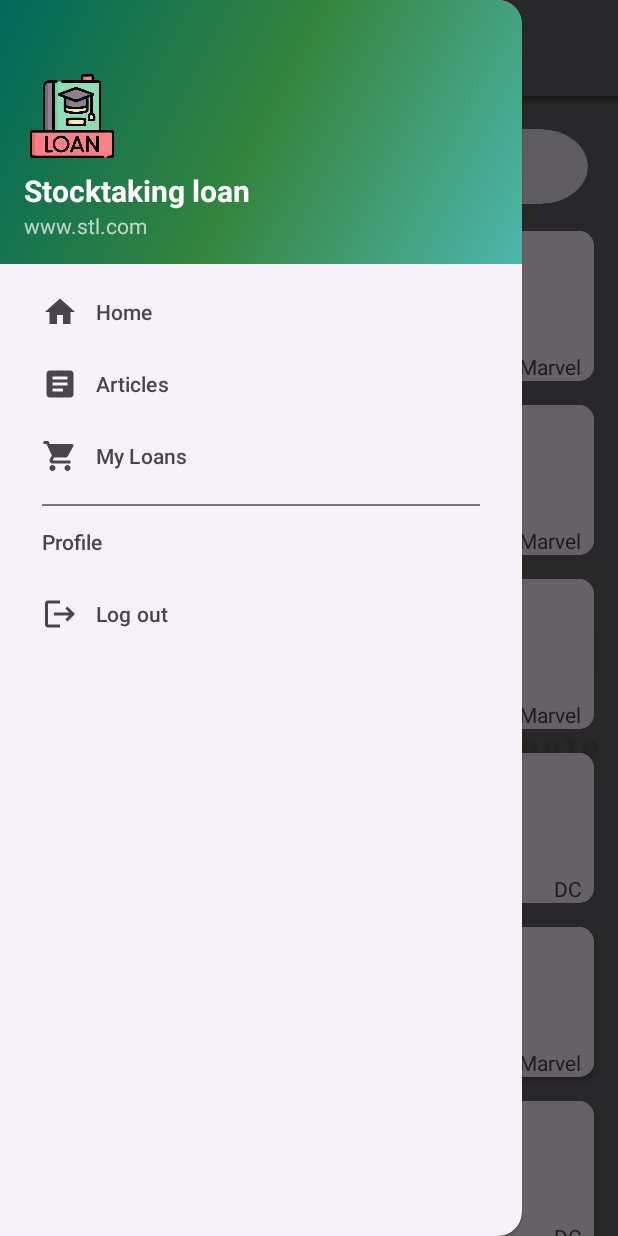
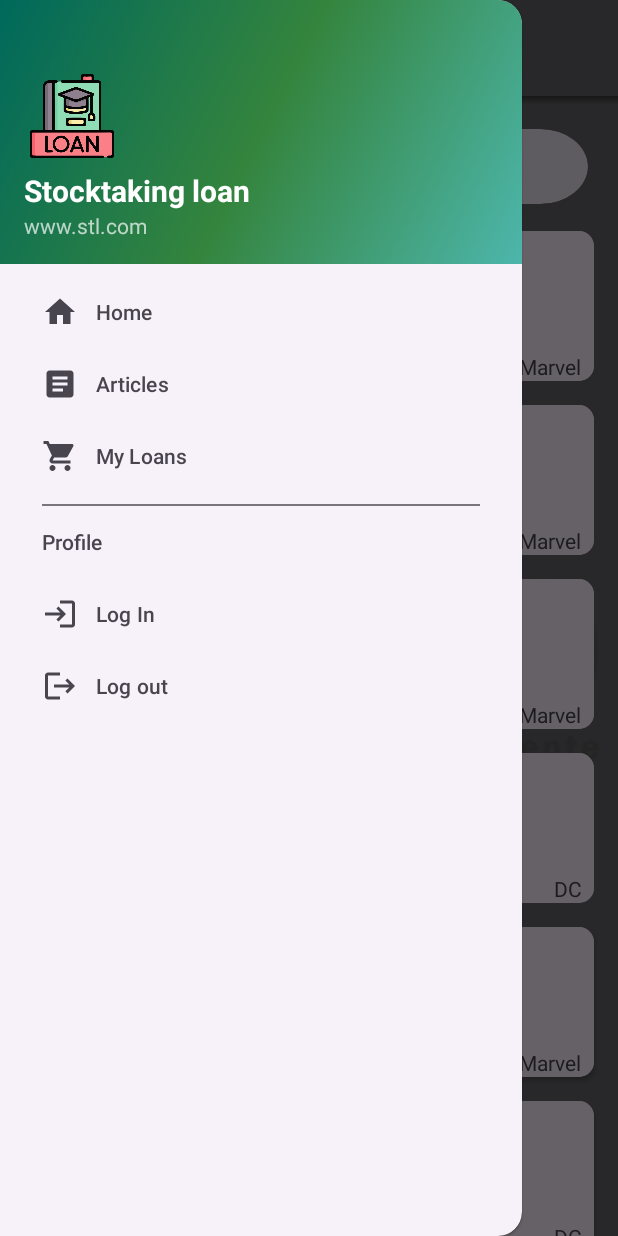
Before and after one commit to zebaxthi/STL-APP, an Android app: the ArticleActivity screen opened directly, with no data from a screen before it, with the side drawer open, on a phone screen of 412 x 824 dp. Run offline under Robolectric (Android 15) with nearby library versions, the phone set to English and light mode, and no system bars; pictures from the network do not load.

Commit message:
login en el menu

```diff
--- /dev/null
+++ b/app/src/main/res/drawable/baseline_login_24.xml
@@ -0,0 +1,5 @@
+<vector android:autoMirrored="true" android:height="24dp"
+    android:tint="#000000" android:viewportHeight="24"
+    android:viewportWidth="24" android:width="24dp" xmlns:android="http://schemas.android.com/apk/res/android">
+    <path android:fillColor="@android:color/white" android:pathData="M11,7L9.6,8.4l2.6,2.6H2v2h10.2l-2.6,2.6L11,17l5,-5L11,7zM20,19h-8v2h8c1.1,0 2,-0.9 2,-2V5c0,-1.1 -0.9,-2 -2,-2h-8v2h8V19z"/>
+</vector>
--- a/app/src/main/res/menu/activity_main_drawer.xml
+++ b/app/src/main/res/menu/activity_main_drawer.xml
@@ -23,6 +23,10 @@
             android:title="Profile">
             <menu>
                 <item
+                    android:id="@+id/nav_login"
+                    android:icon="@drawable/baseline_login_24"
+                    android:title="Log In" />
+                <item
                     android:id="@+id/nav_logout"
                     android:icon="@drawable/baseline_logout_24"
                     android:title="Log out" />
```
